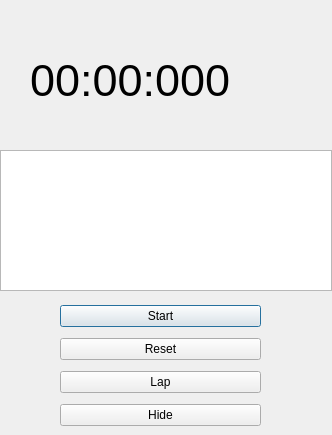
First picture: the form in LAB2/stopwatch.ui, repository StasDzundza/Labs-1-semestr, before the edit.
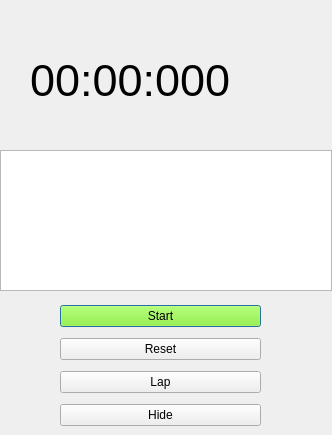
Second picture: the form after the edit.

Commit message: add some css styles

Patch:
```diff
--- a/LAB2/stopwatch.ui
+++ b/LAB2/stopwatch.ui
@@ -49,7 +49,7 @@
     </font>
    </property>
   </widget>
-  <widget class="QWidget" name="">
+  <widget class="QWidget" name="layoutWidget">
    <property name="geometry">
     <rect>
      <x>60</x>
@@ -61,6 +61,9 @@
    <layout class="QVBoxLayout" name="verticalLayout">
     <item>
      <widget class="QPushButton" name="start_stop">
+      <property name="styleSheet">
+       <string notr="true">background-color:#89ff0b;</string>
+      </property>
       <property name="text">
        <string>Start</string>
       </property>
```
The commit also changes 7 other files.
